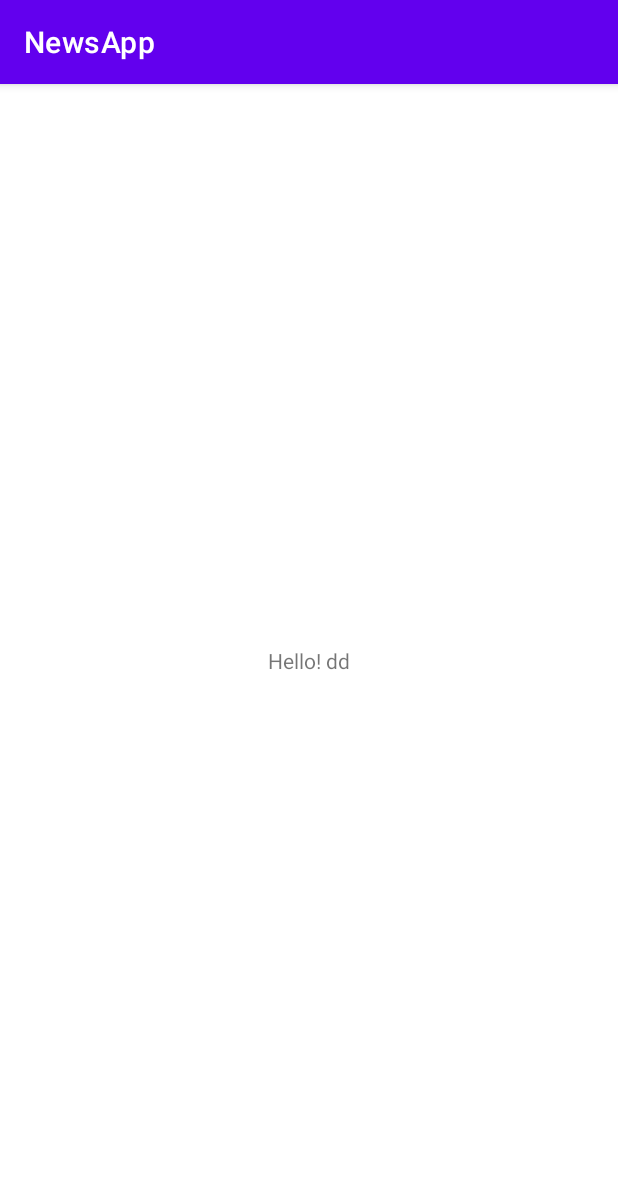
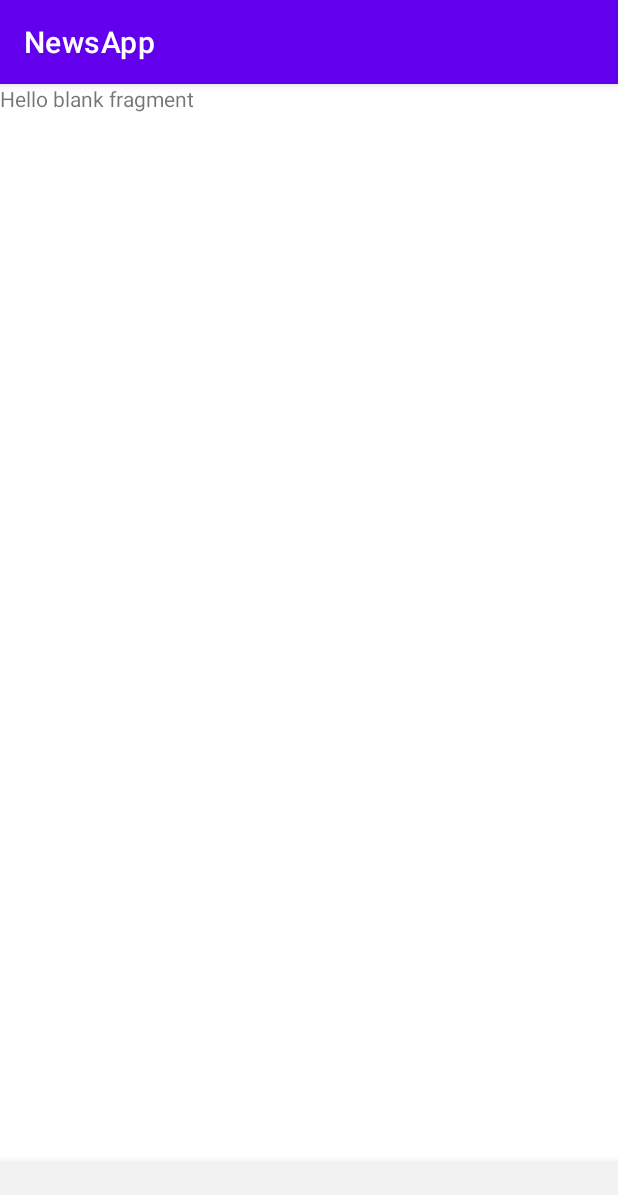
Before and after one commit to korolevmld/NewsApp, an Android app: the screen it shows after launch (MainActivity), on a phone screen of 412 x 824 dp. Shown: the top 1195 px of the screen. Run offline under Robolectric (Android 15) with nearby library versions, the phone set to English and light mode, and no system bars.

Commit message:
Lesson-1

```diff
--- a/app/build.gradle
+++ b/app/build.gradle
@@ -18,6 +18,10 @@ android {
         versionName "1.0"
 
         testInstrumentationRunner "androidx.test.runner.AndroidJUnitRunner"
+    }
+
+    buildFeatures {
+        viewBinding true
     }
 
     buildTypes {
@@ -41,6 +45,7 @@ dependencies {
     implementation 'androidx.appcompat:appcompat:1.4.1'
     implementation 'com.google.android.material:material:1.6.0'
     implementation 'androidx.constraintlayout:constraintlayout:2.1.4'
+    implementation 'androidx.legacy:legacy-support-v4:1.0.0'
     testImplementation 'junit:junit:4.13.2'
     androidTestImplementation 'androidx.test.ext:junit:1.1.3'
     androidTestImplementation 'androidx.test.espresso:espresso-core:3.4.0'
--- /dev/null
+++ b/app/src/main/java/com/korolev/newsapp/ui/main/MainFragment.kt
@@ -0,0 +1,22 @@
+package com.korolev.newsapp.ui.main
+
+import android.os.Bundle
+import androidx.fragment.app.Fragment
+import android.view.LayoutInflater
+import android.view.View
+import android.view.ViewGroup
+import com.korolev.newsapp.R
+
+
+class MainFragment : Fragment() {
+
+
+    override fun onCreateView(
+        inflater: LayoutInflater, container: ViewGroup?,
+        savedInstanceState: Bundle?
+    ): View? {
+        // Inflate the layout for this fragment
+        return inflater.inflate(R.layout.fragment_main, container, false)
+    }
+
+}
--- a/app/src/main/res/layout/activity_main.xml
+++ b/app/src/main/res/layout/activity_main.xml
@@ -6,13 +6,36 @@
     android:layout_height="match_parent"
     tools:context=".MainActivity">
 
-    <TextView
-        android:layout_width="wrap_content"
-        android:layout_height="wrap_content"
-        android:text="Hello! dd"
+    <FrameLayout
+        android:layout_width="match_parent"
+        android:layout_height="0dp"
+        app:layout_constraintTop_toTopOf="parent"
+        app:layout_constraintEnd_toStartOf="parent"
+        app:layout_constraintEnd_toEndOf="parent"
+        tools:ignore="UselessLeaf"
+        app:layout_constraintBottom_toTopOf="@+id/bottom_nav_menu">
+
+        <fragment
+            android:id="@+id/nav_host_fragment"
+            android:layout_width="match_parent"
+            android:layout_height="match_parent"
+            android:name="androidx.navigation.fragment.NavHostFragment"
+            app:defaultNavHost = "true"
+            app:navGraph="@navigation/nav_graph"
+            />
+
+
+    </FrameLayout>
+
+    <com.google.android.material.bottomnavigation.BottomNavigationView
+        android:id="@+id/bottom_nav_menu"
+        android:layout_width="match_parent"
+        android:layout_height="50dp"
+        android:background="@color/lightGrey"
+        app:layout_constraintStart_toStartOf="parent"
+        app:layout_constraintEnd_toEndOf="parent"
         app:layout_constraintBottom_toBottomOf="parent"
-        app:layout_constraintLeft_toLeftOf="parent"
-        app:layout_constraintRight_toRightOf="parent"
-        app:layout_constraintTop_toTopOf="parent" />
+        />
+
 
 </androidx.constraintlayout.widget.ConstraintLayout>
--- /dev/null
+++ b/app/src/main/res/layout/fragment_main.xml
@@ -0,0 +1,14 @@
+<?xml version="1.0" encoding="utf-8"?>
+<FrameLayout xmlns:android="http://schemas.android.com/apk/res/android"
+    xmlns:tools="http://schemas.android.com/tools"
+    android:layout_width="match_parent"
+    android:layout_height="match_parent"
+    tools:context=".ui.main.MainFragment">
+
+    <!-- TODO: Update blank fragment layout -->
+    <TextView
+        android:layout_width="match_parent"
+        android:layout_height="match_parent"
+        android:text="@string/hello_blank_fragment" />
+
+</FrameLayout>
--- /dev/null
+++ b/app/src/main/res/navigation/nav_graph.xml
@@ -0,0 +1,52 @@
+<?xml version="1.0" encoding="utf-8"?>
+<navigation xmlns:android="http://schemas.android.com/apk/res/android"
+    xmlns:app="http://schemas.android.com/apk/res-auto"
+    xmlns:tools="http://schemas.android.com/tools"
+    android:id="@+id/nav_graph"
+    app:startDestination="@id/mainFragment">
+
+    <fragment
+        android:id="@+id/mainFragment"
+        android:name="com.korolev.newsapp.ui.main.MainFragment"
+        android:label="fragment_main"
+        tools:layout="@layout/fragment_main" >
+        <action
+            android:id="@+id/action_mainFragment_to_detailsFragment"
+            app:destination="@id/detailsFragment"
+            app:enterAnim="@android:anim/slide_out_right"
+            app:exitAnim="@android:anim/slide_out_right"
+            app:popEnterAnim="@android:anim/slide_in_left"
+            app:popExitAnim="@android:anim/slide_out_right" />
+    </fragment>
+    <fragment
+        android:id="@+id/detailsFragment"
+        android:name="com.korolev.newsapp.ui.details.DetailsFragment"
+        android:label="fragment_details"
+        tools:layout="@layout/fragment_details" />
+    <fragment
+        android:id="@+id/favoriteFragment"
+        android:name="com.korolev.newsapp.ui.favorite.FavoriteFragment"
+        android:label="fragment_favorite"
+        tools:layout="@layout/fragment_favorite" >
+        <action
+            android:id="@+id/action_favoriteFragment_to_detailsFragment"
+            app:destination="@id/detailsFragment"
+            app:enterAnim="@android:anim/slide_out_right"
+            app:exitAnim="@android:anim/slide_out_right"
+            app:popEnterAnim="@android:anim/slide_in_left"
+            app:popExitAnim="@android:anim/slide_out_right" />
+    </fragment>
+    <fragment
+        android:id="@+id/searchFragment"
+        android:name="com.korolev.newsapp.ui.search.SearchFragment"
+        android:label="fragment_search"
+        tools:layout="@layout/fragment_search" >
+        <action
+            android:id="@+id/action_searchFragment_to_detailsFragment"
+            app:destination="@id/detailsFragment"
+            app:enterAnim="@android:anim/slide_out_right"
+            app:exitAnim="@android:anim/slide_out_right"
+            app:popEnterAnim="@android:anim/slide_in_left"
+            app:popExitAnim="@android:anim/slide_out_right" />
+    </fragment>
+</navigation>
--- a/app/src/main/res/values/colors.xml
+++ b/app/src/main/res/values/colors.xml
@@ -7,4 +7,5 @@
     <color name="teal_700">#FF018786</color>
     <color name="black">#FF000000</color>
     <color name="white">#FFFFFFFF</color>
+    <color name="lightGrey">#F2F2F2</color>
 </resources>
--- a/app/src/main/res/values/strings.xml
+++ b/app/src/main/res/values/strings.xml
@@ -1,3 +1,5 @@
 <resources>
     <string name="app_name">NewsApp</string>
+    <!-- TODO: Remove or change this placeholder text -->
+    <string name="hello_blank_fragment">Hello blank fragment</string>
 </resources>
--- a/build.gradle
+++ b/build.gradle
@@ -4,7 +4,7 @@ buildscript {
     }
     dependencies {
         classpath "com.google.dagger:hilt-android-gradle-plugin:2.40.5"
-        classpath "androidx.navigation:navigation-safe-args-gradle-plugin:2.5.0-beta01"
+        classpath "androidx.navigation:navigation-safe-args-gradle-plugin:2.5.0-rc01"
     }
 }
 
@@ -12,7 +12,7 @@ buildscript {
 plugins {
     id 'com.android.application' version '7.1.3' apply false
     id 'com.android.library' version '7.1.3' apply false
-    id 'org.jetbrains.kotlin.android' version '1.5.30' apply false
+    id 'org.jetbrains.kotlin.android' version '1.6.21' apply false
 }
 
 task clean(type: Delete) {
```
Also changed, not shown: app/src/main/java/com/korolev/newsapp/ui/details/DetailsFragment.kt (added, +22 -0 lines), app/src/main/java/com/korolev/newsapp/ui/favorite/FavoriteFragment.kt (added, +23 -0 lines), app/src/main/java/com/korolev/newsapp/ui/search/SearchFragment.kt (added, +21 -0 lines), app/src/main/java/com/korolev/newsapp/ui/splash/SplashFragment.kt (added, +22 -0 lines), app/src/main/res/layout/fragment_details.xml (added, +14 -0 lines), app/src/main/res/layout/fragment_favorite.xml (added, +14 -0 lines), app/src/main/res/layout/fragment_search.xml (added, +14 -0 lines), app/src/main/res/layout/fragment_splash.xml (added, +14 -0 lines).
